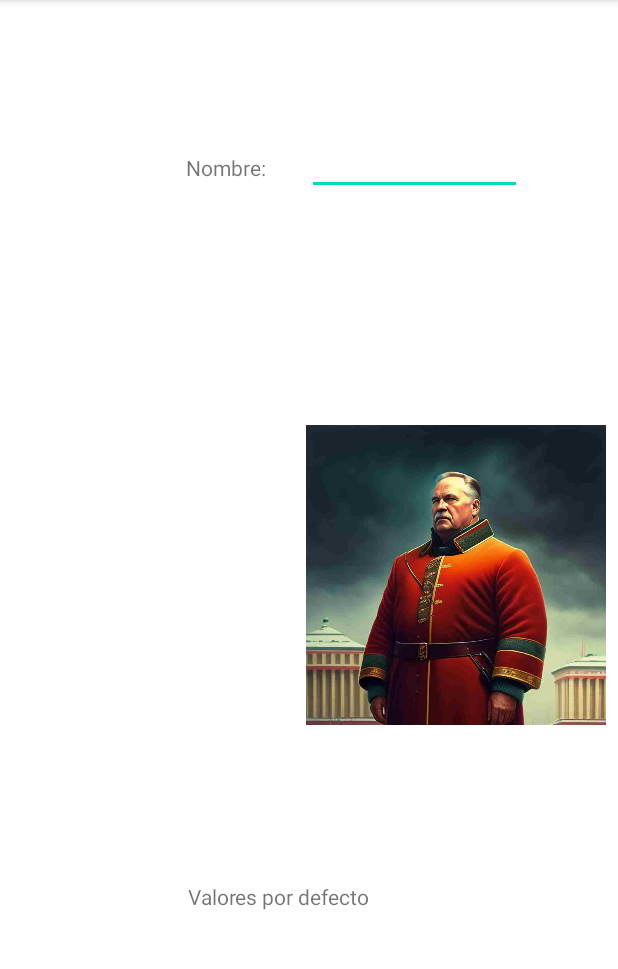
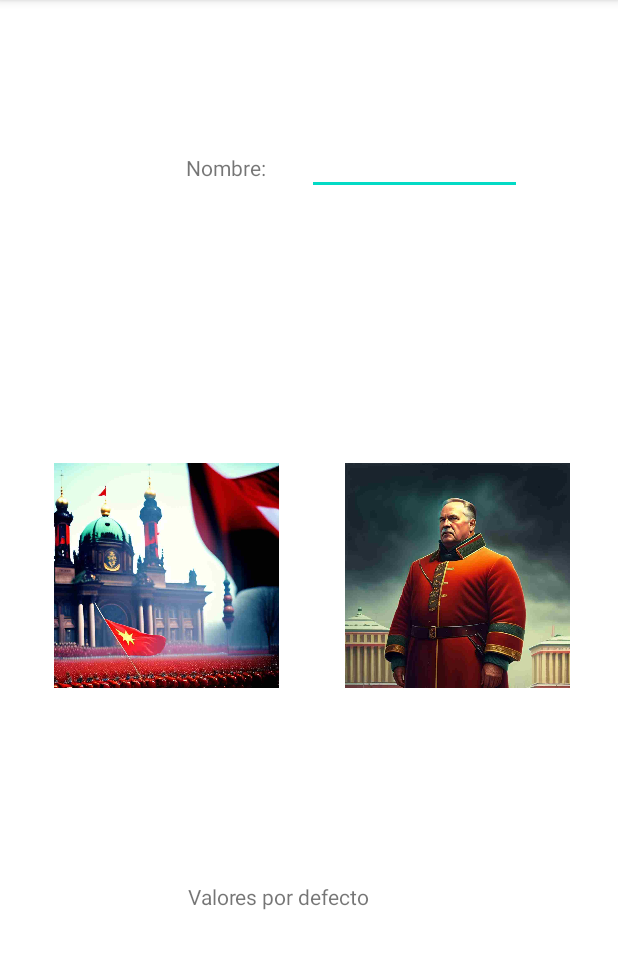
Before and after one commit to eduflo957/multimedia_T7, an Android app: the razas screen opened directly, with no data from a screen before it, after a tap on "INICIO", on a phone screen of 412 x 824 dp, the part 84-1053 px from its top. Run offline under Robolectric (Android 15) with nearby library versions, the phone set to English and light mode, and no system bars; 2 other taps on this screen came first.

Commit message:
casi terminado para P9, faltan las variables aleatorias.

```diff
--- a/app/src/main/java/com/example/multimedia_t7/MainActivity.kt
+++ b/app/src/main/java/com/example/multimedia_t7/MainActivity.kt
@@ -36,9 +36,9 @@ class MainActivity : AppCompatActivity() {
         }
 
         binding.buttonInicio.setOnClickListener {
-            val intent = Intent(this, razas::class.java)
-            intent.putExtra("enviarImagenClase", enviarImagenClase)
-            startActivity(intent)
+            val intentClase = Intent(this, razas::class.java)
+            intentClase.putExtra("enviarImagenClase", enviarImagenClase)
+            startActivity(intentClase)
         }
     }
 }
--- a/app/src/main/java/com/example/multimedia_t7/razas.kt
+++ b/app/src/main/java/com/example/multimedia_t7/razas.kt
@@ -13,6 +13,7 @@ class razas : AppCompatActivity() {
         setContentView(binding.root)
 
         var enviarImagenRaza = R.drawable.multimedia_t7_inicio_razas_2
+        var enviarImagenClase = intent.getIntExtra("enviarImagenClase", 0)
 
         binding.buttonElfo.setOnClickListener {
             binding.imageViewInicioRazas.setImageResource(R.drawable.multimedia_t7_elfo_razas_2)
@@ -37,6 +38,8 @@ class razas : AppCompatActivity() {
         binding.buttonInicioRazas.setOnClickListener {
             val intent = Intent(this, pantallaRazasMasClases::class.java)
             intent.putExtra("enviarImagenRaza", enviarImagenRaza)
+            intent.putExtra("enviarImagenClase", enviarImagenClase)
+
             startActivity(intent)
         }
 
--- a/app/src/main/res/layout/activity_pantalla_razas_mas_clases.xml
+++ b/app/src/main/res/layout/activity_pantalla_razas_mas_clases.xml
@@ -31,9 +31,9 @@
 
     <ImageView
         android:id="@+id/fotoRaza"
-        android:layout_width="200dp"
-        android:layout_height="200dp"
-        android:layout_marginEnd="8dp"
+        android:layout_width="150dp"
+        android:layout_height="150dp"
+        android:layout_marginEnd="32dp"
         app:layout_constraintBottom_toBottomOf="parent"
         app:layout_constraintEnd_toEndOf="parent"
         app:layout_constraintTop_toTopOf="parent"
@@ -42,14 +42,16 @@
 
     <ImageView
         android:id="@+id/fotoClase"
-        android:layout_width="195dp"
-        android:layout_height="207dp"
-        android:layout_marginEnd="8dp"
+        android:layout_width="150dp"
+        android:layout_height="150dp"
+        android:layout_marginEnd="44dp"
+        android:background="@drawable/multimedia_t7_inicio2"
         app:layout_constraintBottom_toBottomOf="parent"
         app:layout_constraintEnd_toStartOf="@+id/fotoRaza"
+        app:layout_constraintHorizontal_bias="1.0"
+        app:layout_constraintStart_toStartOf="parent"
         app:layout_constraintTop_toTopOf="parent"
-        app:layout_constraintVertical_bias="0.499"
-        app:srcCompat="@drawable/multimedia_t7_inicio2" />
+        app:layout_constraintVertical_bias="0.499" />
 
     <TextView
         android:id="@+id/valoresPorDefecto"
```
